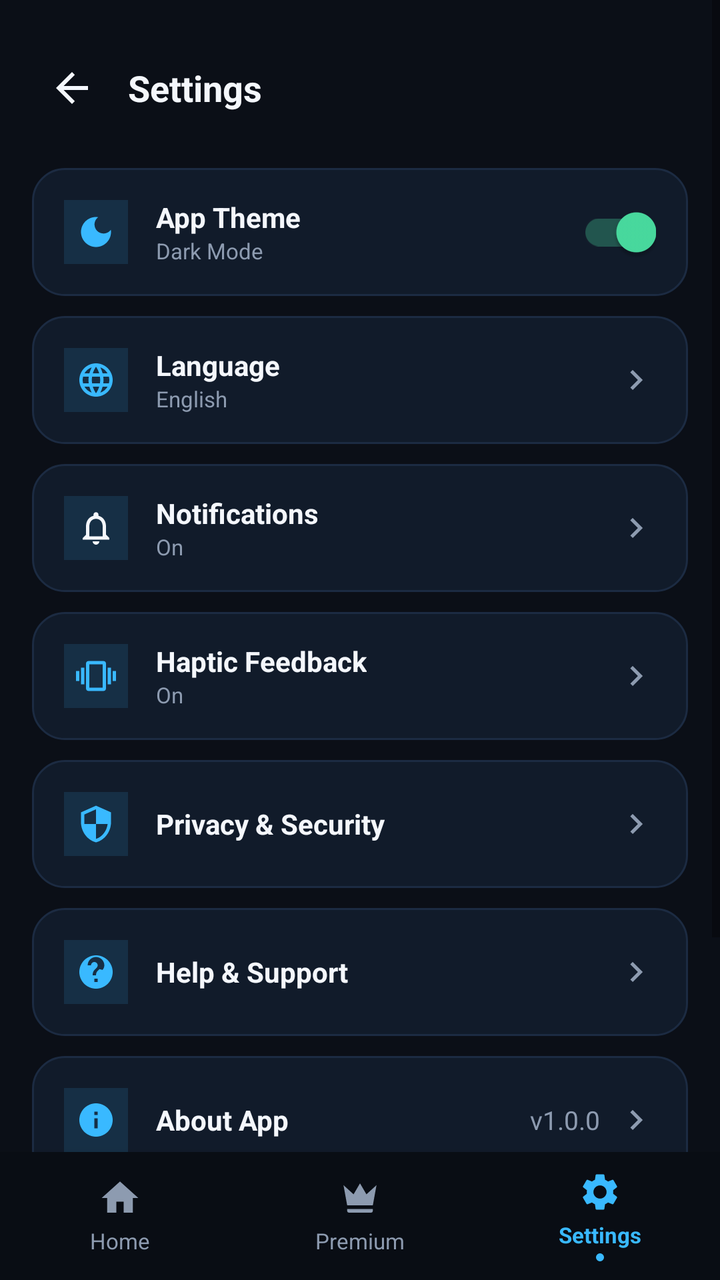
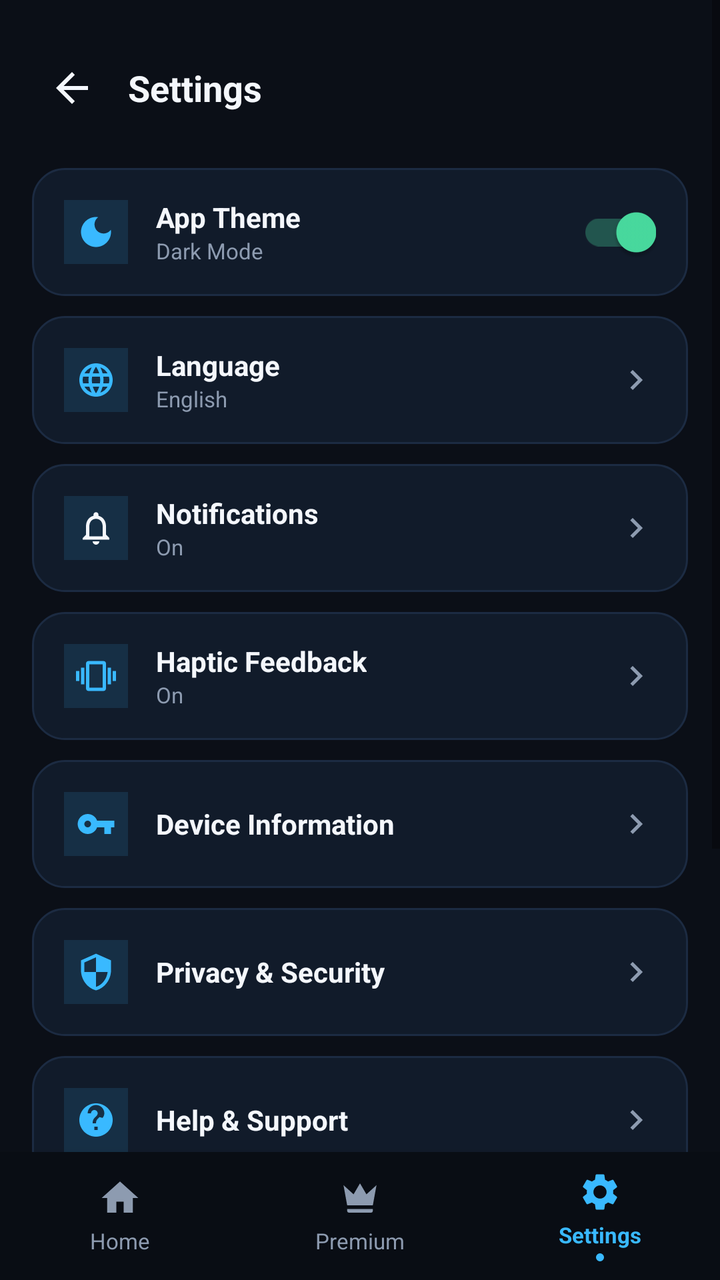

Screens rendered from an Android XML layout before and after an edit, with the pre-edit source and the edit as a unified diff.
<!-- AndroidManifest.xml: activity theme Theme.AimShotEngine.NoActionBar -->
<!-- res/layout/activity_settings.xml -->
<?xml version="1.0" encoding="utf-8"?>
<RelativeLayout xmlns:android="http://schemas.android.com/apk/res/android"
    android:layout_width="match_parent"
    android:layout_height="match_parent"
    android:background="@color/bg_main">

    
    <ScrollView
        android:layout_width="match_parent"
        android:layout_height="match_parent"
        android:layout_above="@id/settings_bottom_navigation"
        android:fillViewport="true">

        <LinearLayout
            android:layout_width="match_parent"
            android:layout_height="wrap_content"
            android:orientation="vertical"
            android:padding="16dp">

            
            <RelativeLayout
                android:layout_width="match_parent"
                android:layout_height="56dp"
                android:layout_marginBottom="12dp">

                <ImageView
                    android:id="@+id/btn_settings_back"
                    android:layout_width="40dp"
                    android:layout_height="40dp"
                    android:layout_centerVertical="true"
                    android:background="?attr/selectableItemBackgroundBorderless"
                    android:contentDescription="Back"
                    android:padding="8dp"
                    android:src="@drawable/ic_back" />

                <TextView
                    android:layout_width="wrap_content"
                    android:layout_height="wrap_content"
                    android:layout_centerVertical="true"
                    android:layout_marginStart="8dp"
                    android:layout_toEndOf="@id/btn_settings_back"
                    android:text="@string/settings"
                    android:textColor="@color/text_primary"
                    android:textSize="18sp"
                    android:textStyle="bold" />
            </RelativeLayout>

            
            <LinearLayout
                android:layout_width="match_parent"
                android:layout_height="64dp"
                android:layout_marginBottom="10dp"
                android:background="@drawable/bg_tactical_card"
                android:gravity="center_vertical"
                android:orientation="horizontal"
                android:paddingStart="16dp"
                android:paddingEnd="16dp">

                <ImageView
                    android:layout_width="32dp"
                    android:layout_height="32dp"
                    android:background="#2039B9FF"
                    android:contentDescription="Theme"
                    android:padding="6dp"
                    android:src="@drawable/ic_theme" />

                <LinearLayout
                    android:layout_width="0dp"
                    android:layout_height="wrap_content"
                    android:layout_marginStart="14dp"
                    android:layout_weight="1"
                    android:orientation="vertical">

                    <TextView
                        android:layout_width="wrap_content"
                        android:layout_height="wrap_content"
                        android:text="@string/setting_theme"
                        android:textColor="@color/text_primary"
                        android:textSize="14sp"
                        android:textStyle="bold" />

                    <TextView
                        android:id="@+id/tv_theme_desc"
                        android:layout_width="wrap_content"
                        android:layout_height="wrap_content"
                        android:text="@string/setting_theme_desc"
                        android:textColor="@color/text_secondary"
                        android:textSize="11sp" />
                </LinearLayout>

                <androidx.appcompat.widget.SwitchCompat
                    android:id="@+id/switch_app_theme"
                    android:layout_width="wrap_content"
                    android:layout_height="wrap_content"
                    android:checked="true" />
            </LinearLayout>

            
            <LinearLayout
                android:id="@+id/row_setting_language"
                android:layout_width="match_parent"
                android:layout_height="64dp"
                android:layout_marginBottom="10dp"
                android:background="@drawable/bg_tactical_card"
                android:clickable="true"
                android:focusable="true"
                android:gravity="center_vertical"
                android:orientation="horizontal"
                android:paddingStart="16dp"
                android:paddingEnd="16dp">

                <ImageView
                    android:layout_width="32dp"
                    android:layout_height="32dp"
                    android:background="#2039B9FF"
                    android:contentDescription="Language"
                    android:padding="6dp"
                    android:src="@drawable/ic_globe" />

                <LinearLayout
                    android:layout_width="0dp"
                    android:layout_height="wrap_content"
                    android:layout_marginStart="14dp"
                    android:layout_weight="1"
                    android:orientation="vertical">

                    <TextView
                        android:layout_width="wrap_content"
                        android:layout_height="wrap_content"
                        android:text="@string/setting_language"
                        android:textColor="@color/text_primary"
                        android:textSize="14sp"
                        android:textStyle="bold" />

                    <TextView
                        android:id="@+id/tv_language_desc"
                        android:layout_width="wrap_content"
                        android:layout_height="wrap_content"
                        android:text="@string/setting_language_desc"
                        android:textColor="@color/text_secondary"
                        android:textSize="11sp" />
                </LinearLayout>

                <ImageView
                    android:layout_width="20dp"
                    android:layout_height="20dp"
                    android:contentDescription="Go"
                    android:src="@drawable/ic_chevron_right" />
            </LinearLayout>

            
            <LinearLayout
                android:id="@+id/row_setting_notifications"
                android:layout_width="match_parent"
                android:layout_height="64dp"
                android:layout_marginBottom="10dp"
                android:background="@drawable/bg_tactical_card"
                android:clickable="true"
                android:focusable="true"
                android:gravity="center_vertical"
                android:orientation="horizontal"
                android:paddingStart="16dp"
                android:paddingEnd="16dp">

                <ImageView
                    android:layout_width="32dp"
                    android:layout_height="32dp"
                    android:background="#2039B9FF"
                    android:contentDescription="Bell"
                    android:padding="6dp"
                    android:src="@drawable/ic_bell" />

                <LinearLayout
                    android:layout_width="0dp"
                    android:layout_height="wrap_content"
                    android:layout_marginStart="14dp"
                    android:layout_weight="1"
                    android:orientation="vertical">

                    <TextView
                        android:layout_width="wrap_content"
                        android:layout_height="wrap_content"
                        android:text="@string/setting_notifications"
                        android:textColor="@color/text_primary"
                        android:textSize="14sp"
                        android:textStyle="bold" />

                    <TextView
                        android:id="@+id/tv_notifications_status"
                        android:layout_width="wrap_content"
                        android:layout_height="wrap_content"
                        android:text="On"
                        android:textColor="@color/text_secondary"
                        android:textSize="11sp" />
                </LinearLayout>

                <ImageView
                    android:layout_width="20dp"
                    android:layout_height="20dp"
                    android:contentDescription="Go"
                    android:src="@drawable/ic_chevron_right" />
            </LinearLayout>

            
            <LinearLayout
                android:id="@+id/row_setting_haptic"
                android:layout_width="match_parent"
                android:layout_height="64dp"
                android:layout_marginBottom="10dp"
                android:background="@drawable/bg_tactical_card"
                android:clickable="true"
                android:focusable="true"
                android:gravity="center_vertical"
                android:orientation="horizontal"
                android:paddingStart="16dp"
                android:paddingEnd="16dp">

                <ImageView
                    android:layout_width="32dp"
                    android:layout_height="32dp"
                    android:background="#2039B9FF"
                    android:contentDescription="Haptic"
                    android:padding="6dp"
                    android:src="@drawable/ic_vibrate" />

                <LinearLayout
                    android:layout_width="0dp"
                    android:layout_height="wrap_content"
                    android:layout_marginStart="14dp"
                    android:layout_weight="1"
                    android:orientation="vertical">

                    <TextView
                        android:layout_width="wrap_content"
                        android:layout_height="wrap_content"
                        android:text="@string/setting_haptic"
                        android:textColor="@color/text_primary"
                        android:textSize="14sp"
                        android:textStyle="bold" />

                    <TextView
                        android:id="@+id/tv_haptic_status"
                        android:layout_width="wrap_content"
                        android:layout_height="wrap_content"
                        android:text="On"
                        android:textColor="@color/text_secondary"
                        android:textSize="11sp" />
                </LinearLayout>

                <ImageView
                    android:layout_width="20dp"
                    android:layout_height="20dp"
                    android:contentDescription="Go"
                    android:src="@drawable/ic_chevron_right" />
            </LinearLayout>

            
            <LinearLayout
                android:id="@+id/row_setting_privacy"
                android:layout_width="match_parent"
                android:layout_height="64dp"
                android:layout_marginBottom="10dp"
                android:background="@drawable/bg_tactical_card"
                android:clickable="true"
                android:focusable="true"
                android:gravity="center_vertical"
                android:orientation="horizontal"
                android:paddingStart="16dp"
                android:paddingEnd="16dp">

                <ImageView
                    android:layout_width="32dp"
                    android:layout_height="32dp"
                    android:background="#2039B9FF"
                    android:contentDescription="Shield"
                    android:padding="6dp"
                    android:src="@drawable/ic_shield" />

                <TextView
                    android:layout_width="0dp"
                    android:layout_height="wrap_content"
                    android:layout_marginStart="14dp"
                    android:layout_weight="1"
                    android:text="@string/setting_privacy"
                    android:textColor="@color/text_primary"
                    android:textSize="14sp"
                    android:textStyle="bold" />

                <ImageView
                    android:layout_width="20dp"
                    android:layout_height="20dp"
                    android:contentDescription="Go"
                    android:src="@drawable/ic_chevron_right" />
            </LinearLayout>

            
            <LinearLayout
                android:id="@+id/row_setting_help"
                android:layout_width="match_parent"
                android:layout_height="64dp"
                android:layout_marginBottom="10dp"
                android:background="@drawable/bg_tactical_card"
                android:clickable="true"
                android:focusable="true"
                android:gravity="center_vertical"
                android:orientation="horizontal"
                android:paddingStart="16dp"
                android:paddingEnd="16dp">

                <ImageView
                    android:layout_width="32dp"
                    android:layout_height="32dp"
                    android:background="#2039B9FF"
                    android:contentDescription="Help"
                    android:padding="6dp"
                    android:src="@drawable/ic_help" />

                <TextView
                    android:layout_width="0dp"
                    android:layout_height="wrap_content"
                    android:layout_marginStart="14dp"
                    android:layout_weight="1"
                    android:text="@string/setting_help"
                    android:textColor="@color/text_primary"
                    android:textSize="14sp"
                    android:textStyle="bold" />

                <ImageView
                    android:layout_width="20dp"
                    android:layout_height="20dp"
                    android:contentDescription="Go"
                    android:src="@drawable/ic_chevron_right" />
            </LinearLayout>

            
            <LinearLayout
                android:id="@+id/row_setting_about"
                android:layout_width="match_parent"
                android:layout_height="64dp"
                android:layout_marginBottom="24dp"
                android:background="@drawable/bg_tactical_card"
                android:clickable="true"
                android:focusable="true"
                android:gravity="center_vertical"
                android:orientation="horizontal"
                android:paddingStart="16dp"
                android:paddingEnd="16dp">

                <ImageView
                    android:layout_width="32dp"
                    android:layout_height="32dp"
                    android:background="#2039B9FF"
                    android:contentDescription="About"
                    android:padding="6dp"
                    android:src="@drawable/ic_info" />

                <TextView
                    android:layout_width="0dp"
                    android:layout_height="wrap_content"
                    android:layout_marginStart="14dp"
                    android:layout_weight="1"
                    android:text="@string/setting_about"
                    android:textColor="@color/text_primary"
                    android:textSize="14sp"
                    android:textStyle="bold" />

                <TextView
                    android:layout_width="wrap_content"
                    android:layout_height="wrap_content"
                    android:layout_marginEnd="8dp"
                    android:text="@string/app_version"
                    android:textColor="@color/text_secondary"
                    android:textSize="13sp" />

                <ImageView
                    android:layout_width="20dp"
                    android:layout_height="20dp"
                    android:contentDescription="Go"
                    android:src="@drawable/ic_chevron_right" />
            </LinearLayout>

            
            <Button
                android:id="@+id/btn_settings_logout"
                android:layout_width="match_parent"
                android:layout_height="52dp"
                android:layout_marginBottom="24dp"
                android:background="@drawable/bg_button_logout"
                android:drawableStart="@drawable/ic_logout"
                android:drawablePadding="10dp"
                android:elevation="0dp"
                android:paddingStart="24dp"
                android:paddingEnd="24dp"
                android:stateListAnimator="@null"
                android:text="@string/btn_logout"
                android:textAllCaps="false"
                android:textColor="@color/color_error"
                android:textSize="15sp"
                android:textStyle="bold" />

        </LinearLayout>

    </ScrollView>

    
    <LinearLayout
        android:id="@+id/settings_bottom_navigation"
        android:layout_width="match_parent"
        android:layout_height="64dp"
        android:layout_alignParentBottom="true"
        android:background="@color/nav_bg"
        android:baselineAligned="false"
        android:elevation="8dp"
        android:orientation="horizontal">

        
        <LinearLayout
            android:id="@+id/settings_nav_home"
            android:layout_width="0dp"
            android:layout_height="match_parent"
            android:layout_weight="1"
            android:clickable="true"
            android:focusable="true"
            android:gravity="center"
            android:orientation="vertical">

            <ImageView
                android:layout_width="22dp"
                android:layout_height="22dp"
                android:contentDescription="@string/nav_home"
                android:src="@drawable/ic_home"
                android:tint="@color/nav_inactive" />

            <TextView
                android:layout_width="wrap_content"
                android:layout_height="wrap_content"
                android:layout_marginTop="3dp"
                android:text="@string/nav_home"
                android:textColor="@color/nav_inactive"
                android:textSize="11sp" />
        </LinearLayout>

        
        <LinearLayout
            android:id="@+id/settings_nav_premium"
            android:layout_width="0dp"
            android:layout_height="match_parent"
            android:layout_weight="1"
            android:clickable="true"
            android:focusable="true"
            android:gravity="center"
            android:orientation="vertical">

            <ImageView
                android:layout_width="22dp"
                android:layout_height="22dp"
                android:contentDescription="@string/nav_premium"
                android:src="@drawable/ic_crown"
                android:tint="@color/nav_inactive" />

            <TextView
                android:layout_width="wrap_content"
                android:layout_height="wrap_content"
                android:layout_marginTop="3dp"
                android:text="@string/nav_premium"
                android:textColor="@color/nav_inactive"
                android:textSize="11sp" />
        </LinearLayout>

        
        <LinearLayout
            android:id="@+id/settings_nav_settings"
            android:layout_width="0dp"
            android:layout_height="match_parent"
            android:layout_weight="1"
            android:gravity="center"
            android:orientation="vertical">

            <ImageView
                android:layout_width="22dp"
                android:layout_height="22dp"
                android:contentDescription="@string/nav_settings"
                android:src="@drawable/ic_settings"
                android:tint="@color/accent_primary" />

            <TextView
                android:layout_width="wrap_content"
                android:layout_height="wrap_content"
                android:layout_marginTop="3dp"
                android:text="@string/nav_settings"
                android:textColor="@color/accent_primary"
                android:textSize="11sp"
                android:textStyle="bold" />

            
            <ImageView
                android:layout_width="4dp"
                android:layout_height="4dp"
                android:layout_marginTop="2dp"
                android:src="@drawable/bg_nav_active_indicator"
                android:contentDescription="Active" />
        </LinearLayout>

    </LinearLayout>

</RelativeLayout>
<!-- resources referenced by this layout -->
<resources>
  <color name="accent_primary">#39B9FF</color>
  <color name="bg_main">#0B0F17</color>
  <color name="color_error">#FF4655</color>
  <color name="nav_bg">#090D14</color>
  <color name="nav_inactive">#8D9BB0</color>
  <color name="text_primary">#F4F7FC</color>
  <color name="text_secondary">#8D9BB0</color>
  <!-- drawable bg_nav_active_indicator (drawable) -->
  <?xml version="1.0" encoding="utf-8"?>
  <shape xmlns:android="http://schemas.android.com/apk/res/android"
      android:shape="oval">
      <solid android:color="@color/accent_primary" />
      <size
          android:width="4dp"
          android:height="4dp" />
  </shape>
  <!-- drawable bg_tactical_card (drawable) -->
  <?xml version="1.0" encoding="utf-8"?>
  <shape xmlns:android="http://schemas.android.com/apk/res/android"
      android:shape="rectangle">
      <solid android:color="@color/bg_card" />
      <corners android:radius="16dp" />
      <stroke
          android:width="1dp"
          android:color="@color/border_subtle" />
  </shape>
  <!-- drawable ic_back (drawable) -->
  <vector xmlns:android="http://schemas.android.com/apk/res/android"
      android:width="24dp"
      android:height="24dp"
      android:viewportWidth="24"
      android:viewportHeight="24">
    <path
        android:pathData="M20,11H7.83l5.59,-5.59L12,4l-8,8 8,8 1.41,-1.41L7.83,13H20v-2z"
        android:fillColor="#F4F7FC"/>
  </vector>
  <!-- drawable ic_chevron_right (drawable) -->
  <vector xmlns:android="http://schemas.android.com/apk/res/android"
      android:width="24dp"
      android:height="24dp"
      android:viewportWidth="24"
      android:viewportHeight="24">
    <path
        android:pathData="M10,6L8.59,7.41 13.17,12l-4.58,4.59L10,18l6,-6z"
        android:fillColor="#8D9BB0"/>
  </vector>
  <!-- drawable ic_home (drawable) -->
  <vector xmlns:android="http://schemas.android.com/apk/res/android"
      android:width="24dp"
      android:height="24dp"
      android:viewportWidth="24"
      android:viewportHeight="24">
    <path
        android:pathData="M10,20v-6h4v6h5v-8h3L12,3 2,12h3v8z"
        android:fillColor="#39B9FF"/>
  </vector>
  <string name="app_version">v1.0.0</string>
  <string name="btn_logout">Log Out</string>
  <string name="nav_home">Home</string>
  <string name="nav_premium">Premium</string>
  <string name="nav_settings">Settings</string>
  <string name="setting_about">About App</string>
  <string name="setting_haptic">Haptic Feedback</string>
  <string name="setting_help">Help &amp; Support</string>
  <string name="setting_language">Language</string>
  <string name="setting_language_desc">English</string>
  <string name="setting_notifications">Notifications</string>
  <string name="setting_privacy">Privacy &amp; Security</string>
  <string name="setting_theme">App Theme</string>
  <string name="setting_theme_desc">Dark Mode</string>
  <string name="settings">Settings</string>
  <style name="Theme.AimShotEngine.NoActionBar">
          <item name="windowActionBar">false</item>
          <item name="windowNoTitle">true</item>
          <item name="android:statusBarColor">@color/bg_main</item>
          <item name="android:navigationBarColor">@color/nav_bg</item>
          <item name="android:windowBackground">@color/bg_main</item>
      </style>
  <color name="bg_card">#111B2A</color>
  <color name="border_subtle">#1C2B42</color>
  <!-- unchanged entries left out for length: 11 -->
</resources>

<!-- the commit's change to res/layout/activity_settings.xml (unified diff, before → after) -->
@@ -246,6 +246,45 @@
                         android:textColor="@color/text_secondary"
                         android:textSize="11sp" />
                 </LinearLayout>
+
+                <ImageView
+                    android:layout_width="20dp"
+                    android:layout_height="20dp"
+                    android:contentDescription="Go"
+                    android:src="@drawable/ic_chevron_right" />
+            </LinearLayout>
+
+            
+            <LinearLayout
+                android:id="@+id/row_setting_device_info"
+                android:layout_width="match_parent"
+                android:layout_height="64dp"
+                android:layout_marginBottom="10dp"
+                android:background="@drawable/bg_tactical_card"
+                android:clickable="true"
+                android:focusable="true"
+                android:gravity="center_vertical"
+                android:orientation="horizontal"
+                android:paddingStart="16dp"
+                android:paddingEnd="16dp">
+
+                <ImageView
+                    android:layout_width="32dp"
+                    android:layout_height="32dp"
+                    android:background="#2039B9FF"
+                    android:contentDescription="Device"
+                    android:padding="6dp"
+                    android:src="@drawable/ic_key" />
+
+                <TextView
+                    android:layout_width="0dp"
+                    android:layout_height="wrap_content"
+                    android:layout_marginStart="14dp"
+                    android:layout_weight="1"
+                    android:text="@string/device_information"
+                    android:textColor="@color/text_primary"
+                    android:textSize="14sp"
+                    android:textStyle="bold" />
 
                 <ImageView
                     android:layout_width="20dp"
<!-- resource entries referenced after the edit -->
@@ -56,8 +56,19 @@
         android:pathData="M10,20v-6h4v6h5v-8h3L12,3 2,12h3v8z"
         android:fillColor="#39B9FF"/>
   </vector>
+  <!-- drawable ic_key (drawable) -->
+  <vector xmlns:android="http://schemas.android.com/apk/res/android"
+      android:width="24dp"
+      android:height="24dp"
+      android:viewportWidth="24"
+      android:viewportHeight="24">
+    <path
+        android:pathData="M12.65,10C11.83,7.67 9.61,6 7,6c-3.31,0 -6,2.69 -6,6s2.69,6 6,6c2.61,0 4.83,-1.67 5.65,-4H17v4h4v-4h2v-4H12.65zM7,14c-1.1,0 -2,-0.9 -2,-2s0.9,-2 2,-2 2,0.9 2,2 -0.9,2 -2,2z"
+        android:fillColor="#39B9FF"/>
+  </vector>
   <string name="app_version">v1.0.0</string>
   <string name="btn_logout">Log Out</string>
+  <string name="device_information">Device Information</string>
   <string name="nav_home">Home</string>
   <string name="nav_premium">Premium</string>
   <string name="nav_settings">Settings</string>
